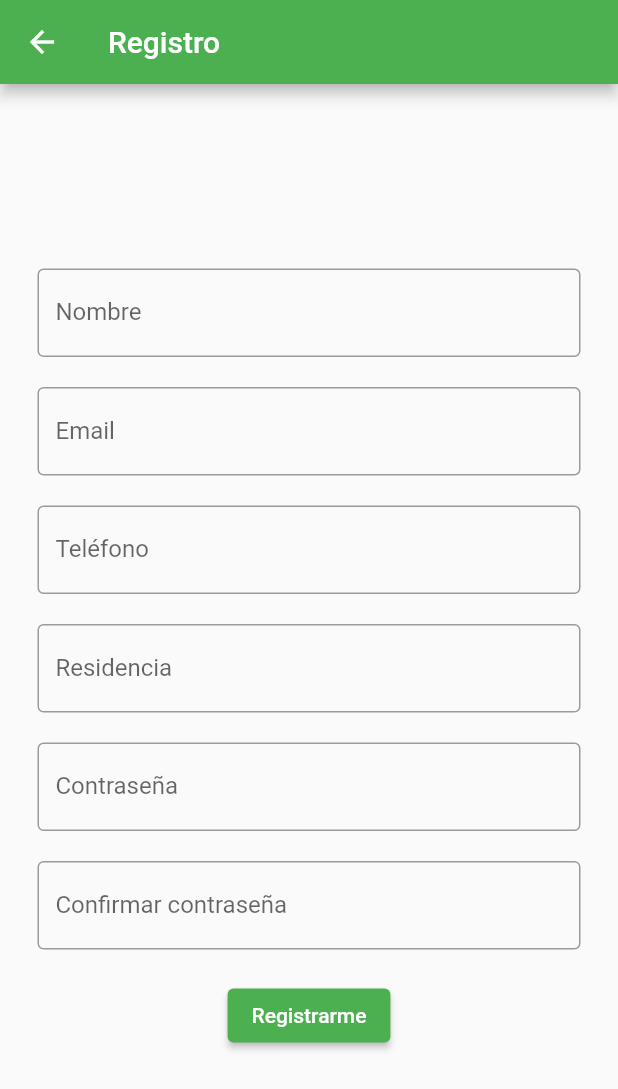
After one commit to nadiemedicejose/ecommunity, a Flutter app: the screen it shows after launch, on a phone screen of 412 x 824 dp. The commit adds this screen. Shown: the top 1089 px of the screen. Run offline on Flutter 3.47's test engine with Material 2 defaults, Android fonts, the phone set to English and light mode, and no system bars.

Commit message:
Pantalla de Registro

```diff
--- a/lib/src/app.dart
+++ b/lib/src/app.dart
@@ -2,19 +2,21 @@ import 'package:flutter/material.dart';
 import 'package:ecommunity/src/view/principal.dart';
 import 'package:ecommunity/src/view/otrapantalla.dart';
 import 'package:ecommunity/src/widgets/botones.dart';
+import 'package:ecommunity/src/view/registro.dart';
 
 class ECOmmunity extends StatelessWidget {
   // Este widget es la raíz de la aplicación.
   @override
   Widget build(BuildContext context) {
     return MaterialApp(
+      debugShowCheckedModeBanner: false,
       title: 'ECOmmunity',
       theme: ThemeData(
         // Define el tema de la aplicación
-        primarySwatch: Colors.blue,
+        primarySwatch: Colors.green,
         visualDensity: VisualDensity.adaptivePlatformDensity,
       ),
-      home: Botones(),
+      home: Registro(),
     );
   }
 }
--- a/lib/src/view/principal.dart
+++ b/lib/src/view/principal.dart
@@ -1,5 +1,5 @@
 import 'package:flutter/material.dart';
-import 'package:ecommunity/src/view/segunda.dart';
+import 'package:ecommunity/src/view/registro.dart';
 
 class PrimeraPantalla extends StatelessWidget {
   @override
@@ -8,16 +8,6 @@ class PrimeraPantalla extends StatelessWidget {
       appBar: AppBar(
         title: Text("Primera Pantalla"),
       ),
-      body: Center(
-        child: ElevatedButton(
-          child: Text("Ir a la segunda pantalla"),
-          onPressed: () {
-            Navigator.of(context).push(MaterialPageRoute(
-              builder: (contexto) => SegundaPantalla(),
-            ));
-          },
-        ),
-      ),
     );
   }
 }
--- /dev/null
+++ b/lib/src/view/registro.dart
@@ -0,0 +1,110 @@
+import 'package:flutter/material.dart';
+
+class Registro extends StatefulWidget {
+  @override
+  _RegistroState createState() => _RegistroState();
+}
+
+class _RegistroState extends State<Registro> {
+  @override
+  Widget build(BuildContext context) {
+    return Scaffold(
+      appBar: AppBar(
+        leading: BackButton(),
+        title: Text("Registro"),
+      ),
+      body: Padding(
+        padding: EdgeInsets.all(25.0),
+        child: Form(
+          child: Column(
+            mainAxisAlignment: MainAxisAlignment.center,
+            children: <Widget>[
+              TextFormField(
+                decoration: InputDecoration(
+                  border: OutlineInputBorder(
+
+                  ),
+                  labelText: "Nombre",
+                ),
+              ),
+              Padding(
+                padding: EdgeInsets.only(
+                  top: 20.0,
+                ),
+                child: TextFormField(
+                  decoration: InputDecoration(
+                    border: OutlineInputBorder(
+
+                    ),
+                    labelText: "Email",
+                  ),
+                ),
+              ),
+              Padding(
+                padding: EdgeInsets.only(
+                  top: 20.0,
+                ),
+                child: TextFormField(
+                  decoration: InputDecoration(
+                    border: OutlineInputBorder(
+
+                    ),
+                    labelText: "Teléfono",
+                  ),
+                ),
+              ),
+              Padding(
+                padding: EdgeInsets.only(
+                  top: 20.0,
+                ),
+                child: TextFormField(
+                  decoration: InputDecoration(
+                    border: OutlineInputBorder(
+
+                    ),
+                    labelText: "Residencia",
+                  ),
+                ),
+              ),
+              Padding(
+                padding: EdgeInsets.only(
+                  top: 20.0,
+                ),
+                child: TextFormField(
+                  decoration: InputDecoration(
+                    border: OutlineInputBorder(
+
+                    ),
+                    labelText: "Contraseña",
+                  ),
+                ),
+              ),
+              Padding(
+                padding: EdgeInsets.only(
+                  top: 20.0,
+                ),
+                child: TextFormField(
+                  decoration: InputDecoration(
+                    border: OutlineInputBorder(
+
+                    ),
+                    labelText: "Confirmar contraseña",
+                  ),
+                ),
+              ),
+              Padding(
+                padding: EdgeInsets.only(
+                  top: 20.0,
+                ),
+                child: ElevatedButton(
+                  child: Text("Registrarme"),
+                  onPressed: () {},
+                ),
+              )
+            ],
+          ),
+        )
+      ),
+    );
+  }
+}
```
